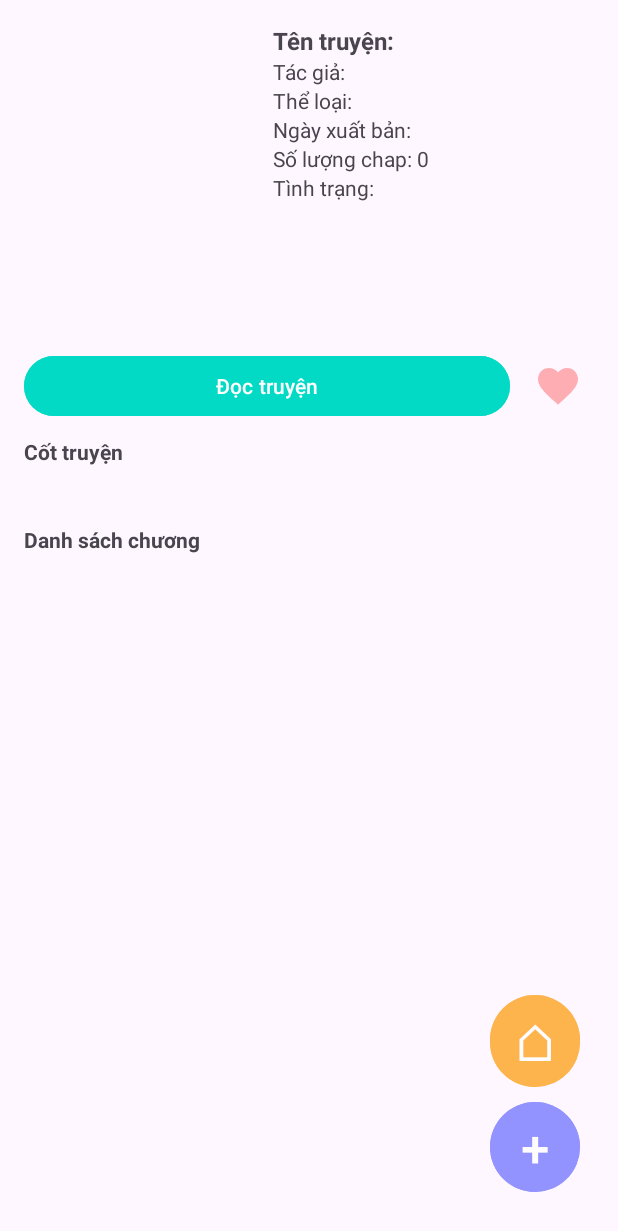
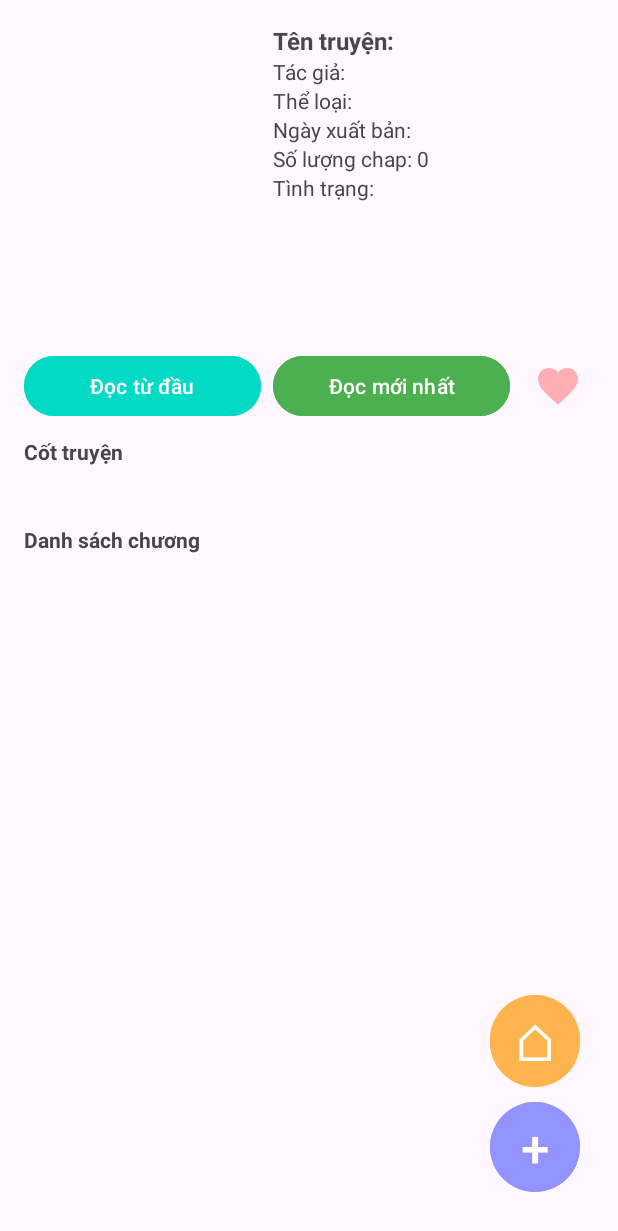
Before and after one commit to toanv12345/AppDocTruyen, an Android app: the NovelsInfoActivity screen opened directly, with no data from a screen before it, on a phone screen of 412 x 824 dp. Shown: the top 1231 px of the screen. Run offline under Robolectric (Android 15) with nearby library versions, the light colour scheme and no system bars; our stand-ins replace Firebase (no records; nobody signed in at launch, a user with empty details on screens opened directly); 1 statement that could not run was skipped.

Commit message:
update đọc truyện

```diff
--- a/app/src/main/res/layout/activity_novels_info.xml
+++ b/app/src/main/res/layout/activity_novels_info.xml
@@ -108,14 +108,25 @@
             android:paddingHorizontal="16dp"
             android:gravity="center_vertical">
 
-            <!-- Nút đọc truyện -->
+            <!-- Nút đọc từ đầu -->
             <Button
                 android:id="@+id/readButton"
                 android:layout_width="0dp"
                 android:layout_height="wrap_content"
                 android:layout_weight="1"
                 android:backgroundTint="@color/colorAccent"
-                android:text="Đọc truyện"
+                android:text="Đọc từ đầu"
+                android:textColor="@android:color/white" />
+
+            <!-- Nút đọc mới nhất -->
+            <Button
+                android:id="@+id/readLatestButton"
+                android:layout_width="0dp"
+                android:layout_height="wrap_content"
+                android:layout_weight="1"
+                android:backgroundTint="#4CAF50"
+                android:text="Đọc mới nhất"
+                android:layout_marginStart="8dp"
                 android:textColor="@android:color/white" />
 
             <!-- Icon trái tim cho người dùng thường -->
```
Also changed, not shown: app/src/main/java/com/example/appdoctruyen/activities/NovelsInfoActivity.java (+24 -8 lines).
